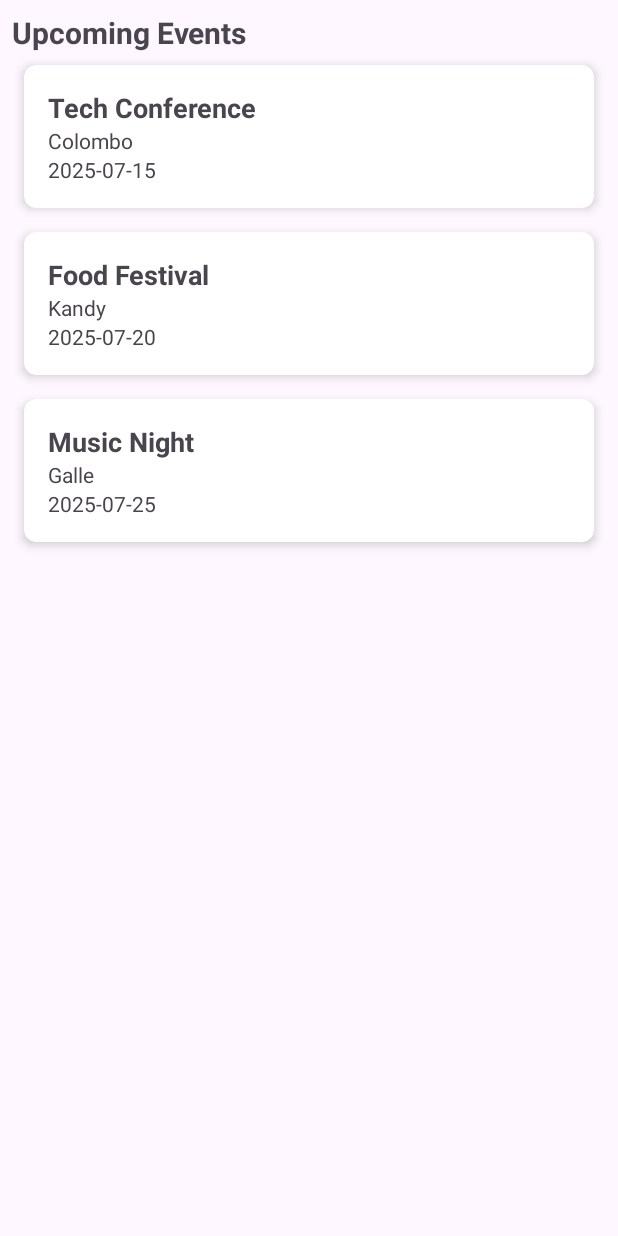
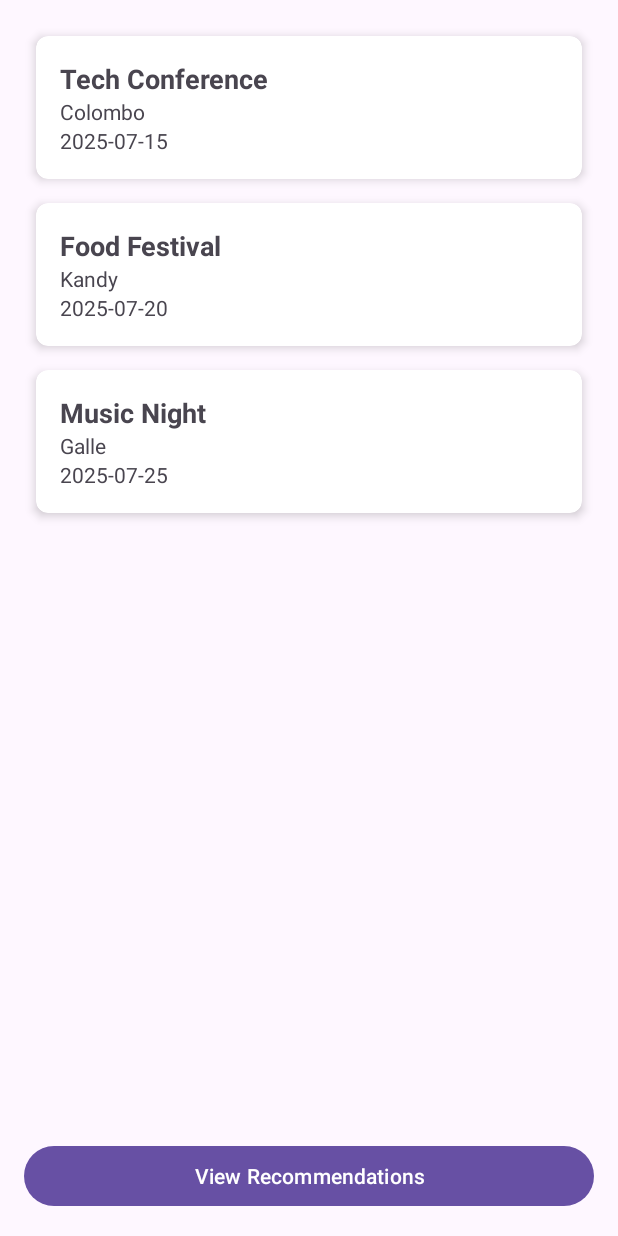
Before and after one commit to InduwaraBhagya/Eventures-, an Android app: the screen it shows after launch (HomeActivity), on a phone screen of 412 x 824 dp. Run offline under Robolectric (Android 15) with nearby library versions, the light colour scheme and no system bars.

Commit message:
Create User Recommendation

```diff
--- a/app/src/main/AndroidManifest.xml
+++ b/app/src/main/AndroidManifest.xml
@@ -12,6 +12,8 @@
         android:supportsRtl="true"
         android:theme="@style/Theme.Mobile_CW"
         tools:targetApi="31">
+
+        <!-- Home Screen -->
         <activity android:name=".HomeActivity"
             android:exported="true">
             <intent-filter>
@@ -20,6 +22,8 @@
             </intent-filter>
         </activity>
 
+        <!-- 🔹 Register the new UserRecommendationActivity here -->
+        <activity android:name=".UserRecommendationActivity" />
 
     </application>
 
--- a/app/src/main/java/com/example/mobile_cw/HomePageScreen.kt
+++ b/app/src/main/java/com/example/mobile_cw/HomePageScreen.kt
@@ -7,6 +7,9 @@ import androidx.recyclerview.widget.RecyclerView
 import com.example.mobile_cw.Event
 import com.example.mobile_cw.EventAdapter
 import com.example.mobile_cw.R
+import android.content.Intent
+import android.widget.Button
+
 
 class HomeActivity : AppCompatActivity() {
 
@@ -18,10 +21,11 @@ class HomeActivity : AppCompatActivity() {
         super.onCreate(savedInstanceState)
         setContentView(R.layout.activity_home)
 
+        // Set up RecyclerView
         recyclerView = findViewById(R.id.rvEvents)
         recyclerView.layoutManager = LinearLayoutManager(this)
 
-        // Dummy event list
+        // Dummy data
         eventList = listOf(
             Event("Tech Conference", "Colombo", "2025-07-15"),
             Event("Food Festival", "Kandy", "2025-07-20"),
@@ -30,5 +34,12 @@ class HomeActivity : AppCompatActivity() {
 
         adapter = EventAdapter(eventList)
         recyclerView.adapter = adapter
+
+        // 🔹 Set up Recommendation Button
+        val btnRecommendation = findViewById<Button>(R.id.btnUserRecommendation)
+        btnRecommendation.setOnClickListener {
+            val intent = Intent(this, UserRecommendationActivity::class.java)
+            startActivity(intent)
+        }
     }
 }
--- a/app/src/main/res/layout/activity_home.xml
+++ b/app/src/main/res/layout/activity_home.xml
@@ -1,19 +1,24 @@
 <?xml version="1.0" encoding="utf-8"?>
-<LinearLayout xmlns:android="http://schemas.android.com/apk/res/android"
+<LinearLayout
+    xmlns:android="http://schemas.android.com/apk/res/android"
+    android:layout_width="match_parent"
+    android:layout_height="match_parent"
     android:orientation="vertical"
-    android:padding="8dp"
-    android:layout_width="match_parent"
-    android:layout_height="match_parent">
+    android:padding="16dp">
 
-    <TextView
-        android:text="Upcoming Events"
-        android:textSize="20sp"
-        android:textStyle="bold"
-        android:layout_width="wrap_content"
-        android:layout_height="wrap_content" />
-
+    <!-- RecyclerView fills most of the screen -->
     <androidx.recyclerview.widget.RecyclerView
         android:id="@+id/rvEvents"
         android:layout_width="match_parent"
-        android:layout_height="match_parent" />
+        android:layout_height="0dp"
+        android:layout_weight="1" />
+
+    <!-- Button at the bottom -->
+    <Button
+        android:id="@+id/btnUserRecommendation"
+        android:layout_width="match_parent"
+        android:layout_height="wrap_content"
+        android:text="View Recommendations"
+        android:layout_marginTop="8dp" />
+
 </LinearLayout>
```
Also changed, not shown: app/src/main/java/com/example/mobile_cw/UserRecommendationActivity.kt (added, +20 -0 lines), app/src/main/res/layout/activity_user_recommendation.xml (added, +29 -0 lines).
